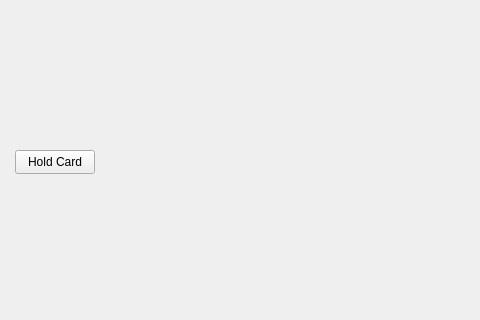
First picture: the form in BlackJack/FrontEnd/FrontEnd.ui, repository HookMyHooks/CatsCard, before the edit; both pictures show x 295 to 775 and y 217 to 537 of the 870 by 806 pixel window.
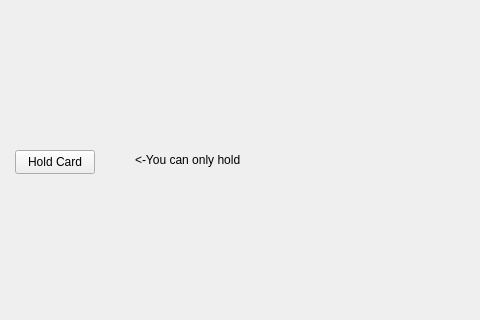
Second picture: the form after the edit. Icons and pictures are not drawn.

What changed in the file:
```diff
--- a/BlackJack/FrontEnd/FrontEnd.ui
+++ b/BlackJack/FrontEnd/FrontEnd.ui
@@ -119,6 +119,19 @@
      <string>TextLabel</string>
     </property>
    </widget>
+   <widget class="QLabel" name="HoldOnlyLabel">
+    <property name="geometry">
+     <rect>
+      <x>430</x>
+      <y>350</y>
+      <width>211</width>
+      <height>21</height>
+     </rect>
+    </property>
+    <property name="text">
+     <string>&lt;-You can only hold</string>
+    </property>
+   </widget>
   </widget>
   <widget class="QMenuBar" name="menuBar">
    <property name="geometry">
```
